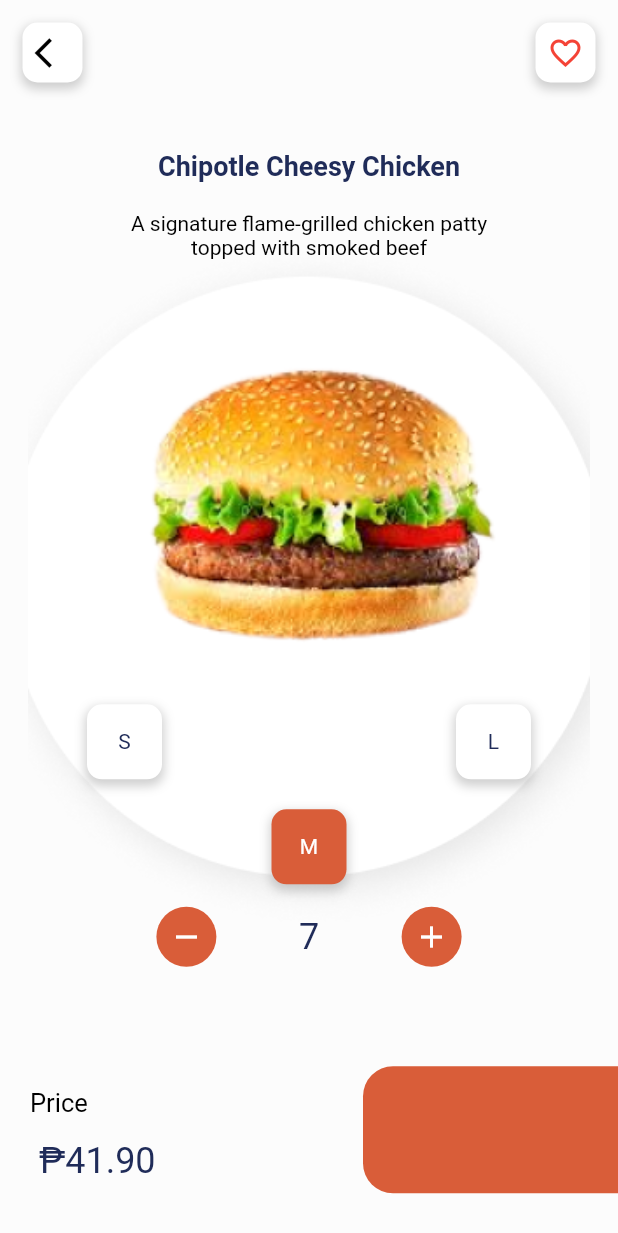
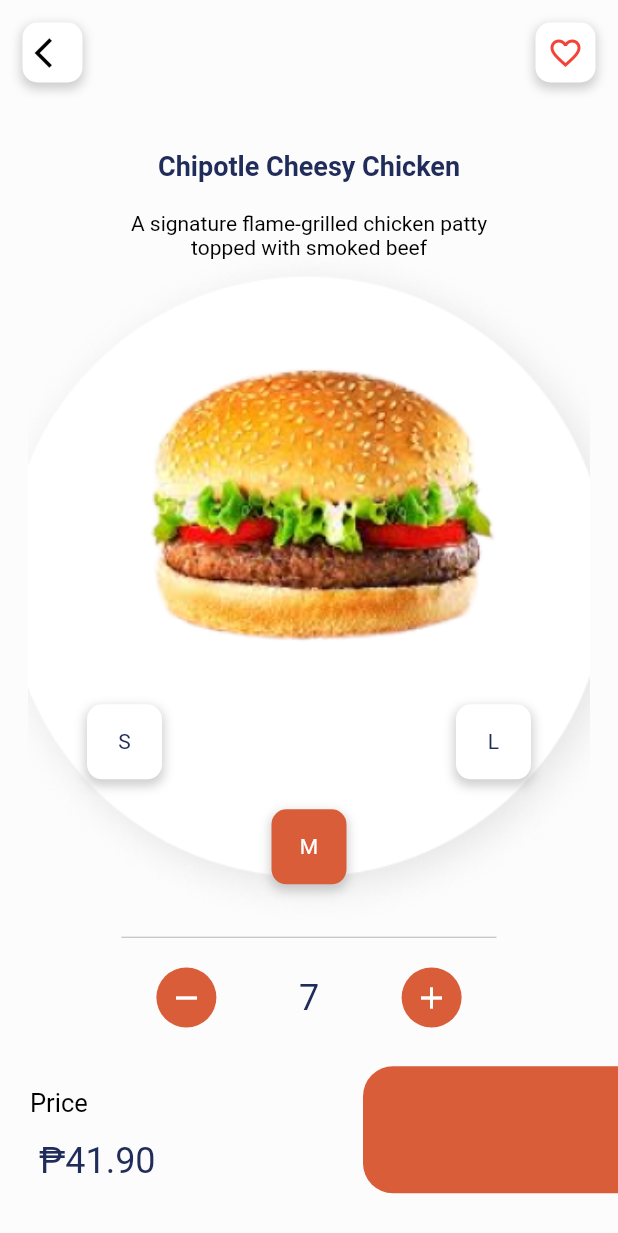
Before and after one commit to curay7/Flutter-Ordering-App, a Flutter app: the ProductView screen opened by its route, on a phone screen of 412 x 824 dp. Shown: the top 1233 px of the screen. Run offline on Flutter 3.47's test engine with Material 2 defaults, Android fonts, the light colour scheme and no system bars; our stand-ins replace flutter_svg, get.

Commit message:
added line in product view

```diff
--- a/lib/app/modules/product/views/product_view.dart
+++ b/lib/app/modules/product/views/product_view.dart
@@ -126,6 +126,17 @@ class ProductView extends GetView<ProductController> {
                                       iconSize: 50),
                                 ),
                               ],
+                            ),
+                            SizedBox(
+                              height: 20,
+                            ),
+                            Container(
+                              width: 250,
+                              height: 0.5,
+                              color: Colors.grey,
+                            ),
+                            SizedBox(
+                              height: 20,
                             ),
                             Row(
                               mainAxisAlignment: MainAxisAlignment.center,
```
